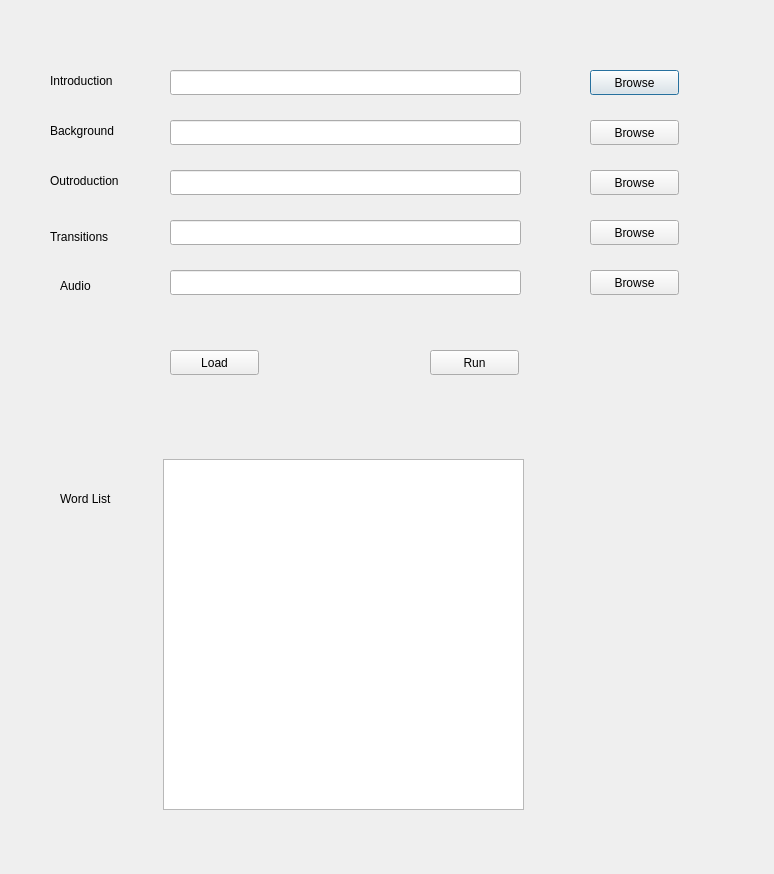
Qt form src/vcs-gui.ui (IshanTaldekar/Video-Composition-Software) before a commit.
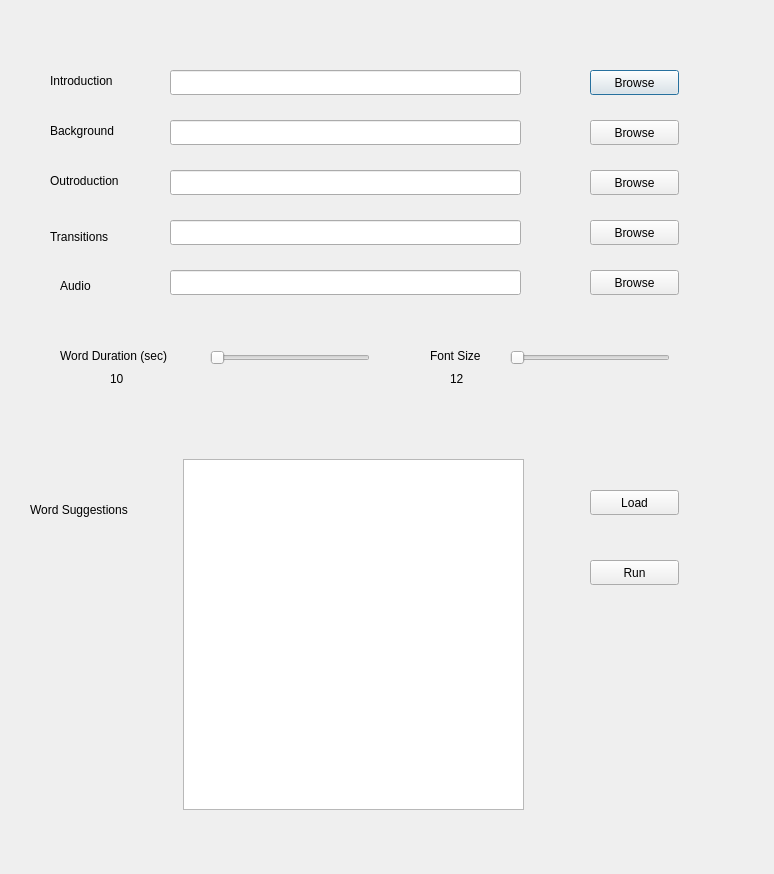
The same form after that commit.

Commit message: Adds horizontal sliders to change font size and word duration

```diff
--- a/src/vcs-gui.ui
+++ b/src/vcs-gui.ui
@@ -196,8 +196,8 @@
   <widget class="QPushButton" name="LoadButton">
    <property name="geometry">
     <rect>
-     <x>170</x>
-     <y>350</y>
+     <x>590</x>
+     <y>490</y>
      <width>89</width>
      <height>25</height>
     </rect>
@@ -209,8 +209,8 @@
   <widget class="QPushButton" name="RunButton">
    <property name="geometry">
     <rect>
-     <x>430</x>
-     <y>350</y>
+     <x>590</x>
+     <y>560</y>
      <width>89</width>
      <height>25</height>
     </rect>
@@ -222,9 +222,9 @@
   <widget class="QTextEdit" name="WordListTextEdit">
    <property name="geometry">
     <rect>
-     <x>163</x>
+     <x>183</x>
      <y>459</y>
-     <width>361</width>
+     <width>341</width>
      <height>351</height>
     </rect>
    </property>
@@ -232,14 +232,92 @@
   <widget class="QLabel" name="label_6">
    <property name="geometry">
     <rect>
+     <x>30</x>
+     <y>500</y>
+     <width>131</width>
+     <height>20</height>
+    </rect>
+   </property>
+   <property name="text">
+    <string>Word Suggestions</string>
+   </property>
+  </widget>
+  <widget class="QSlider" name="WordDurationHorizontalSlider">
+   <property name="geometry">
+    <rect>
+     <x>210</x>
+     <y>350</y>
+     <width>160</width>
+     <height>16</height>
+    </rect>
+   </property>
+   <property name="orientation">
+    <enum>Qt::Horizontal</enum>
+   </property>
+  </widget>
+  <widget class="QLabel" name="label_7">
+   <property name="geometry">
+    <rect>
      <x>60</x>
-     <y>490</y>
+     <y>340</y>
+     <width>141</width>
+     <height>31</height>
+    </rect>
+   </property>
+   <property name="text">
+    <string>Word Duration (sec)</string>
+   </property>
+  </widget>
+  <widget class="QLabel" name="label_8">
+   <property name="geometry">
+    <rect>
+     <x>430</x>
+     <y>340</y>
      <width>67</width>
+     <height>31</height>
+    </rect>
+   </property>
+   <property name="text">
+    <string>Font Size</string>
+   </property>
+  </widget>
+  <widget class="QSlider" name="FontSizeHorizontalSlider">
+   <property name="geometry">
+    <rect>
+     <x>510</x>
+     <y>350</y>
+     <width>160</width>
+     <height>16</height>
+    </rect>
+   </property>
+   <property name="orientation">
+    <enum>Qt::Horizontal</enum>
+   </property>
+  </widget>
+  <widget class="QLabel" name="WordDurationLabel">
+   <property name="geometry">
+    <rect>
+     <x>110</x>
+     <y>370</y>
+     <width>67</width>
      <height>17</height>
     </rect>
    </property>
    <property name="text">
-    <string>Word List</string>
+    <string>10</string>
+   </property>
+  </widget>
+  <widget class="QLabel" name="FontSizeLabel">
+   <property name="geometry">
+    <rect>
+     <x>450</x>
+     <y>370</y>
+     <width>67</width>
+     <height>17</height>
+    </rect>
+   </property>
+   <property name="text">
+    <string>12</string>
    </property>
   </widget>
  </widget>
```
